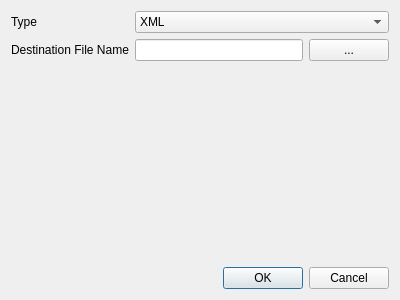
crossleyjuan/djon, file view/exportdialog.ui: the form before one commit.
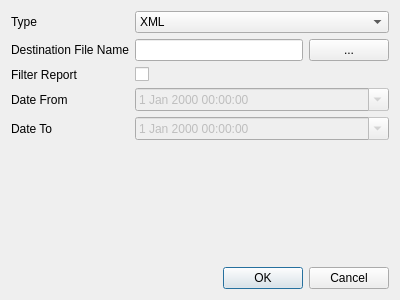
The form after the commit.

Patch:
```diff
--- a/view/exportdialog.ui
+++ b/view/exportdialog.ui
@@ -16,6 +16,9 @@
   <layout class="QVBoxLayout" name="verticalLayout">
    <item>
     <layout class="QFormLayout" name="formLayout">
+     <property name="fieldGrowthPolicy">
+      <enum>QFormLayout::AllNonFixedFieldsGrow</enum>
+     </property>
      <item row="0" column="0">
       <widget class="QLabel" name="label">
        <property name="text">
@@ -53,6 +56,54 @@
        </item>
       </layout>
      </item>
+     <item row="3" column="0">
+      <widget class="QLabel" name="label_5">
+       <property name="text">
+        <string>Filter Report</string>
+       </property>
+      </widget>
+     </item>
+     <item row="4" column="0">
+      <widget class="QLabel" name="label_3">
+       <property name="text">
+        <string>Date From</string>
+       </property>
+      </widget>
+     </item>
+     <item row="4" column="1">
+      <widget class="QDateTimeEdit" name="dteFrom">
+       <property name="enabled">
+        <bool>false</bool>
+       </property>
+       <property name="calendarPopup">
+        <bool>true</bool>
+       </property>
+      </widget>
+     </item>
+     <item row="5" column="0">
+      <widget class="QLabel" name="label_4">
+       <property name="text">
+        <string>Date To</string>
+       </property>
+      </widget>
+     </item>
+     <item row="5" column="1">
+      <widget class="QDateTimeEdit" name="dteTo">
+       <property name="enabled">
+        <bool>false</bool>
+       </property>
+       <property name="calendarPopup">
+        <bool>true</bool>
+       </property>
+      </widget>
+     </item>
+     <item row="3" column="1">
+      <widget class="QCheckBox" name="cbFilter">
+       <property name="text">
+        <string/>
+       </property>
+      </widget>
+     </item>
     </layout>
    </item>
    <item>
```
Left out of the diff: 6 changed lines with no effect on the pictures.
